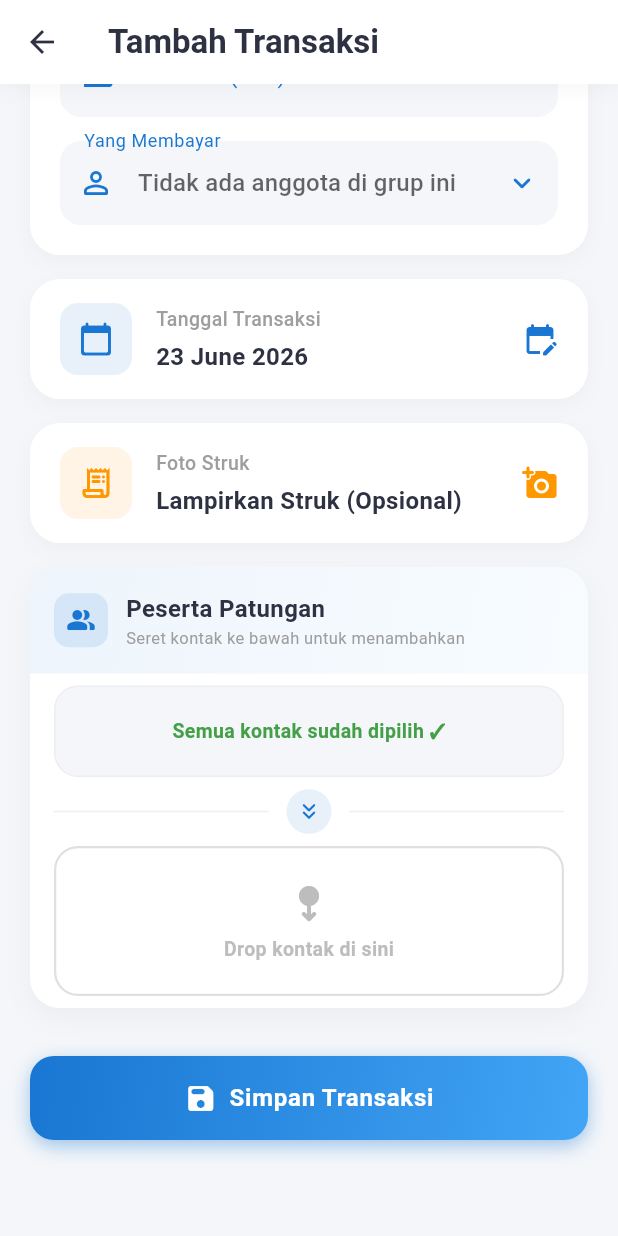
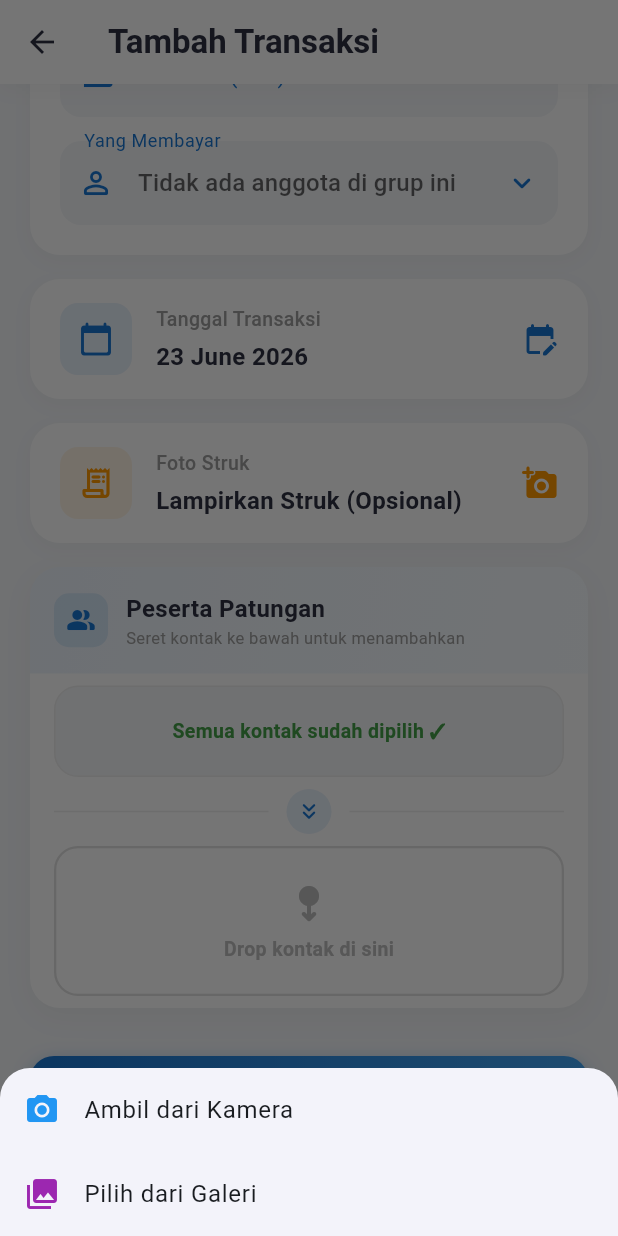
Before and after one commit to inayafaridah/SPLITEASE, a Flutter app: the AddTransactionScreen screen opened directly with empty values, scrolled down 212 dp, after a tap on "Foto Struk", on a phone screen of 412 x 824 dp. Run offline on Flutter 3.47's test engine with Material 3 defaults, Android fonts, the phone set to English and light mode, and no system bars; our stand-ins replace confetti, flutter_animate, flutter_slidable, image_cropper, image_picker, pdf and 6 more; accounts and stored records are empty.

Commit message:
update inaya

```diff
--- a/splitcase/lib/screens/add_transaction_screen.dart
+++ b/splitcase/lib/screens/add_transaction_screen.dart
@@ -13,6 +13,7 @@ import '../providers/theme_provider.dart';
 import 'dart:io';
 import 'package:image_picker/image_picker.dart';
 import 'package:image_cropper/image_cropper.dart';
+import 'package:confetti/confetti.dart';
 import '../widgets/custom_gradient_button.dart';
 import '../widgets/draggable_split_card.dart';
 import '../widgets/calculator_keypad.dart';
@@ -40,11 +41,14 @@ class _AddTransactionScreenState extends State<AddTransactionScreen> {
   List<int> _splitParticipantIds = [];
   String? _receiptImagePath;
 
+  late ConfettiController _confettiController;
+
   bool get isEdit => widget.existing != null;
 
   @override
   void initState() {
     super.initState();
+    _confettiController = ConfettiController(duration: const Duration(seconds: 2));
     if (isEdit) {
       final tx = widget.existing!;
       _descCtrl.text = tx.description;
@@ -78,6 +82,7 @@ class _AddTransactionScreenState extends State<AddTransactionScreen> {
   void dispose() {
     _descCtrl.dispose();
     _amountCtrl.dispose();
+    _confettiController.dispose();
     super.dispose();
   }
 
@@ -92,9 +97,34 @@ class _AddTransactionScreenState extends State<AddTransactionScreen> {
   }
 
   Future<void> _pickAndCropImage() async {
+    final ImageSource? source = await showModalBottomSheet<ImageSource>(
+      context: context,
+      shape: const RoundedRectangleBorder(
+        borderRadius: BorderRadius.vertical(top: Radius.circular(20)),
+      ),
+      builder: (ctx) => SafeArea(
+        child: Wrap(
+          children: [
+            ListTile(
+              leading: const Icon(Icons.camera_alt, color: Colors.blue),
+              title: const Text('Ambil dari Kamera'),
+              onTap: () => Navigator.pop(ctx, ImageSource.camera),
+            ),
+            ListTile(
+              leading: const Icon(Icons.photo_library, color: Colors.purple),
+              title: const Text('Pilih dari Galeri'),
+              onTap: () => Navigator.pop(ctx, ImageSource.gallery),
+            ),
+          ],
+        ),
+      ),
+    );
+
+    if (source == null) return;
+
     try {
       final ImagePicker picker = ImagePicker();
-      final XFile? image = await picker.pickImage(source: ImageSource.gallery);
+      final XFile? image = await picker.pickImage(source: source);
 
       if (image != null) {
         // Cek apakah platform adalah desktop (Windows/Linux) karena image_cropper belum support desktop
@@ -195,6 +225,9 @@ class _AddTransactionScreenState extends State<AddTransactionScreen> {
       await tp.add(tx);
     }
 
+    _confettiController.play();
+    await Future.delayed(const Duration(seconds: 2));
+
     if (mounted) Navigator.pop(context);
   }
 
@@ -220,7 +253,9 @@ class _AddTransactionScreenState extends State<AddTransactionScreen> {
           ),
         ),
       ),
-      body: _isLoadingMembers
+      body: Stack(
+        children: [
+          _isLoadingMembers
               ? Center(child: CircularProgressIndicator(color: _primaryColor))
               : Form(
                   key: _formKey,
@@ -434,6 +469,17 @@ class _AddTransactionScreenState extends State<AddTransactionScreen> {
                 ],
               ),
             ),
+          Align(
+            alignment: Alignment.topCenter,
+            child: ConfettiWidget(
+              confettiController: _confettiController,
+              blastDirectionality: BlastDirectionality.explosive,
+              shouldLoop: false,
+              colors: const [Colors.green, Colors.blue, Colors.pink, Colors.orange, Colors.purple],
+            ),
+          ),
+        ],
+      ),
     );
   }
 }
--- a/splitcase/lib/widgets/calculator_keypad.dart
+++ b/splitcase/lib/widgets/calculator_keypad.dart
@@ -1,5 +1,6 @@
 import 'package:flutter/material.dart';
 import 'package:flutter_animate/flutter_animate.dart';
+import 'package:vibration/vibration.dart';
 
 class CalculatorKeypad extends StatefulWidget {
   final String initialValue;
@@ -29,6 +30,7 @@ class _CalculatorKeypadState extends State<CalculatorKeypad> {
   }
 
   void _onKeyPress(String key) {
+    Vibration.vibrate(duration: 30);
     setState(() {
       if (key == 'C') {
         _expression = '';
--- a/splitcase/pubspec.yaml
+++ b/splitcase/pubspec.yaml
@@ -25,8 +25,10 @@ dependencies:
   flutter_slidable: ^3.1.1
   image_picker: ^1.2.2
   image_cropper: ^12.2.1
-  google_fonts: ^8.1.0
   flutter_animate: ^4.5.2
+  photo_view: ^0.15.0
+  vibration: ^3.2.0
+  confetti: ^0.8.0
 
 dev_dependencies:
   flutter_test:
```
Also changed, not shown: splitcase/lib/screens/group_detail_screen.dart (+55 -17 lines), splitcase/pubspec.lock, 2 other files. Lines whose indentation alone changed are shown as unchanged.
